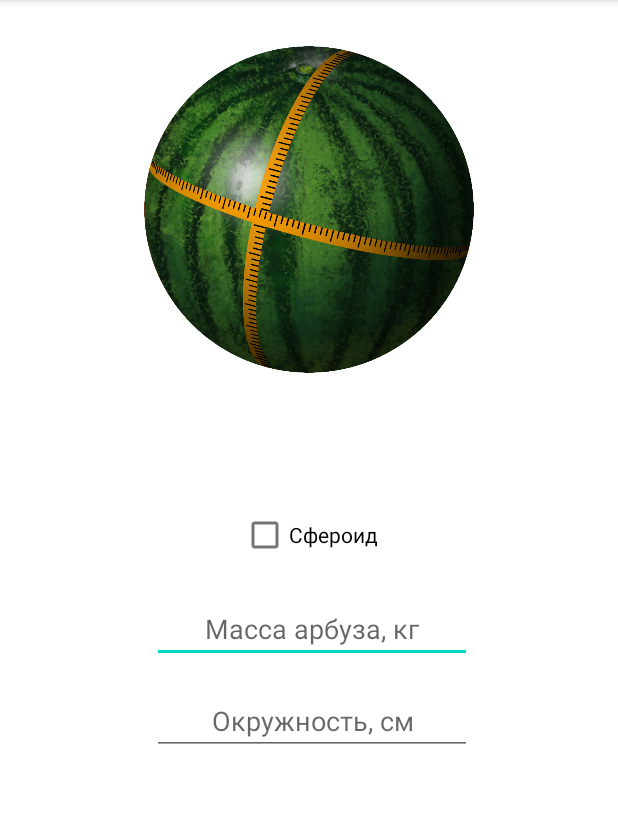
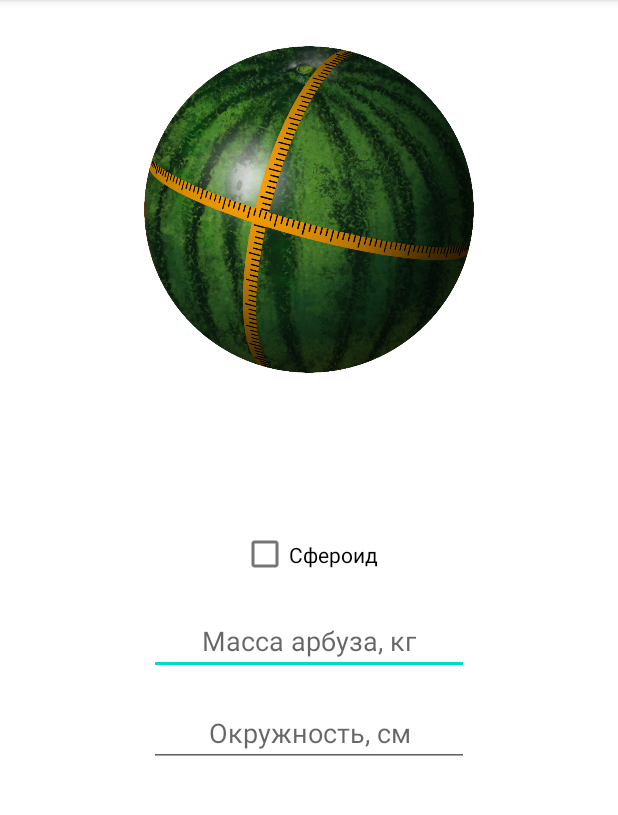
Before and after one commit to Xekep/Melon-Calc, an Android app: the screen it shows after launch (MainActivity), on a phone screen of 412 x 824 dp, the part 84-899 px from its top. Run offline under Robolectric (Android 15) with nearby library versions, the light colour scheme and no system bars.

Commit message:
* Небольшое исправление

```diff
--- a/app/build.gradle
+++ b/app/build.gradle
@@ -9,7 +9,7 @@ android {
         applicationId 'com.xekep.meloncalc'
         minSdk 24
         targetSdk 31
-        versionCode 2
+        versionCode 4
         versionName "1.0"
 
         testInstrumentationRunner "androidx.test.runner.AndroidJUnitRunner"
--- a/app/src/main/res/layout/activity_main.xml
+++ b/app/src/main/res/layout/activity_main.xml
@@ -8,8 +8,8 @@
 
     <TextView
         android:id="@+id/result"
-        android:layout_width="wrap_content"
-        android:layout_height="wrap_content"
+        android:layout_width="260dp"
+        android:layout_height="45dp"
         android:layout_marginStart="100dp"
         android:layout_marginTop="16dp"
         android:layout_marginEnd="100dp"
@@ -47,7 +47,6 @@
         android:textAlignment="center"
         android:textAllCaps="false"
         app:layout_constraintEnd_toEndOf="parent"
-        app:layout_constraintHorizontal_bias="0.0"
         app:layout_constraintStart_toStartOf="parent"
         app:layout_constraintTop_toBottomOf="@+id/checkBoxSpheroid" />
 
@@ -63,7 +62,6 @@
         android:inputType="numberDecimal"
         android:textAlignment="center"
         app:layout_constraintEnd_toEndOf="parent"
-        app:layout_constraintHorizontal_bias="0.0"
         app:layout_constraintStart_toStartOf="parent"
         app:layout_constraintTop_toBottomOf="@+id/editMass" />
 
@@ -82,7 +80,7 @@
     <CheckBox
         android:id="@+id/checkBoxSpheroid"
         android:layout_width="wrap_content"
-        android:layout_height="wrap_content"
+        android:layout_height="38dp"
         android:layout_marginStart="160dp"
         android:layout_marginTop="16dp"
         android:layout_marginEnd="160dp"
@@ -103,7 +101,6 @@
         android:inputType="numberDecimal"
         android:textAlignment="center"
         app:layout_constraintEnd_toEndOf="parent"
-        app:layout_constraintHorizontal_bias="0.0"
         app:layout_constraintStart_toStartOf="parent"
         app:layout_constraintTop_toBottomOf="@+id/editLen1" />
 
```
Also changed, not shown: 1 other file.
